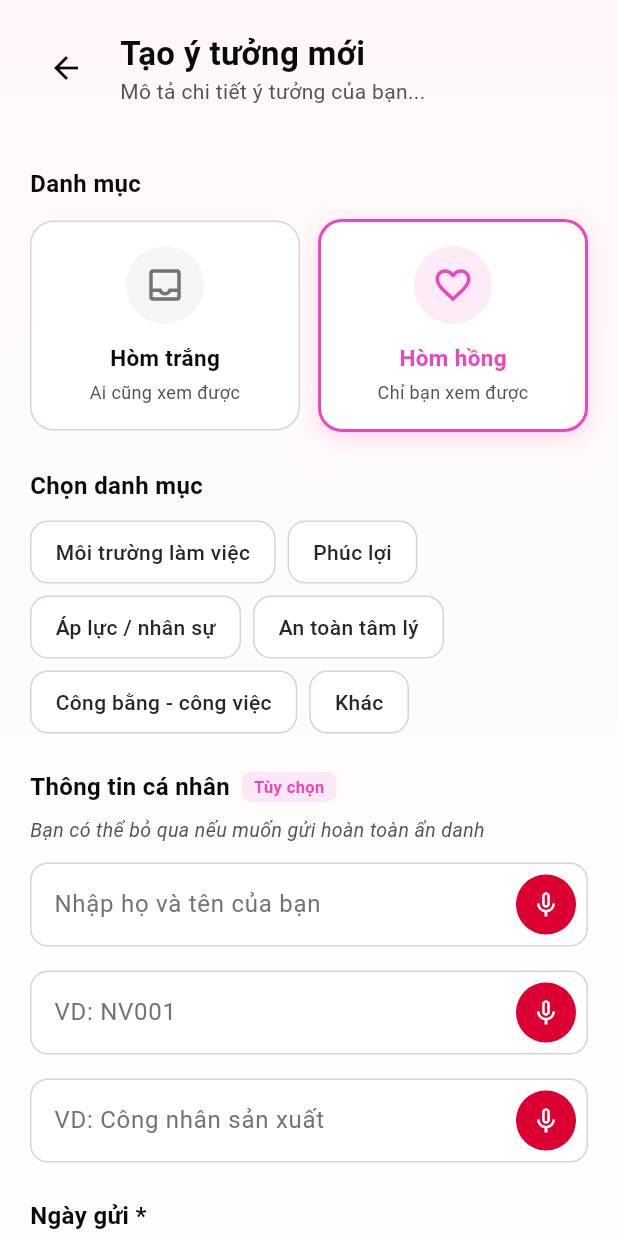
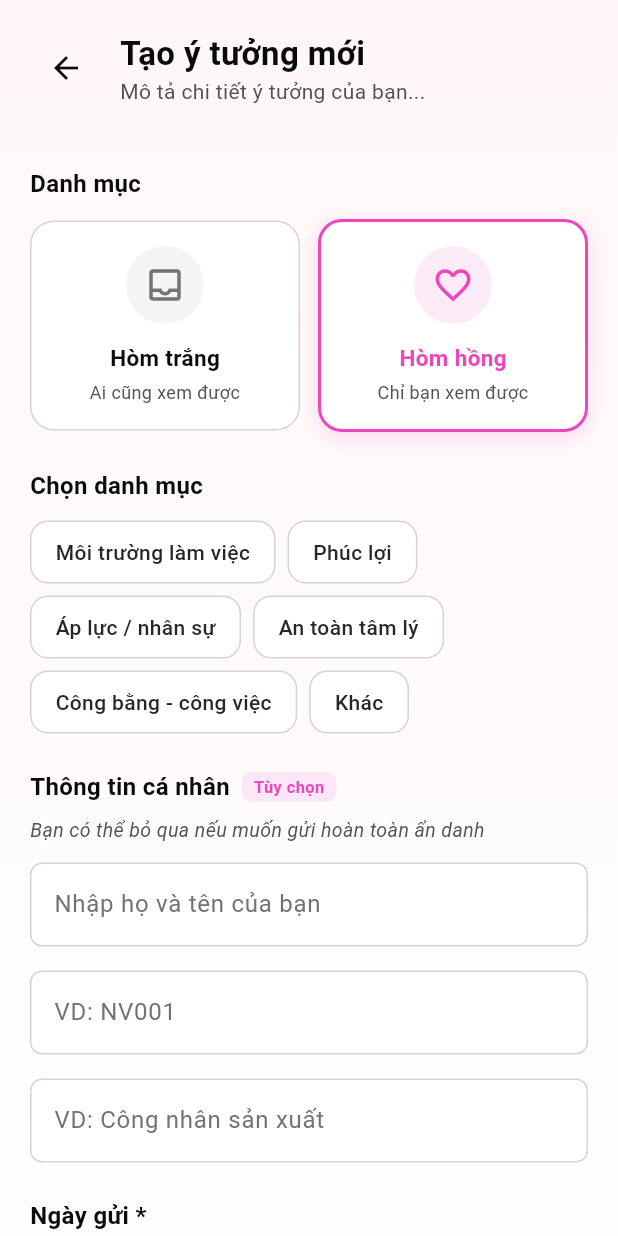
Before and after one commit to Vudangkhoa0910/SmartFactory_CONNECT_App, a Flutter app: the CreateIdeaScreen screen opened directly with empty values, after a tap on "Hòm hồng", on a phone screen of 412 x 824 dp. Run offline on Flutter 3.47's test engine with Material 3 defaults, Android fonts, the phone set to English and light mode, and no system bars; drawn by our look-alikes of toastification; our stand-ins replace audioplayers, camera, carousel_slider, custom_refresh_indicator, flutter_dotenv, flutter_secure_storage and 8 more; missing offline and left inert: flutter_displaymode, mobile_scanner, record; accounts and stored records are empty; network calls fail; project files that could hold a hidden picture were left out.

Commit message:
tuan:auto fill ideascreen

```diff
--- a/lib/screens/idea_box/create_idea_screen.dart
+++ b/lib/screens/idea_box/create_idea_screen.dart
@@ -10,6 +10,7 @@ import '../../widgets/text_field_with_mic.dart';
 import '../../widgets/expanded_text_dialog.dart';
 import '../../components/loading_infinity.dart';
 import '../../utils/toast_utils.dart';
+import '../../services/auth_service.dart';
 
 /// Màn hình tạo góp ý mới
 /// Hỗ trợ cả Hòm thư trắng (công khai) và Hòm thư hồng (ẩn danh)
@@ -34,7 +35,6 @@ class _CreateIdeaScreenState extends State<CreateIdeaScreen> {
   late IdeaBoxType _selectedBoxType;
   IssueType? _selectedIssueType;
   DifficultyLevel? _selectedDifficulty;
-  bool _isAnonymous = false;
   bool _isSubmitting = false;
   List<File> _attachments = [];
   final ImagePicker _picker = ImagePicker();
@@ -44,7 +44,11 @@ class _CreateIdeaScreenState extends State<CreateIdeaScreen> {
   void initState() {
     super.initState();
     _selectedBoxType = widget.initialBoxType;
-    _isAnonymous = _selectedBoxType == IdeaBoxType.pink;
+    if (_selectedBoxType == IdeaBoxType.white) {
+      _prefillPersonalInfo();
+    } else {
+      _clearPersonalInfo();
+    }
   }
 
   @override
@@ -71,6 +75,50 @@ class _CreateIdeaScreenState extends State<CreateIdeaScreen> {
       ),
     );
     setState(() {});
+  }
+
+  void _clearPersonalInfo() {
+    _nameController.clear();
+    _employeeIdController.clear();
+    _positionController.clear();
+  }
+
+  Future<void> _prefillPersonalInfo() async {
+    try {
+      // Ưu tiên lấy profile từ backend để có thông tin mới nhất
+      final profileResult = await AuthService().getProfile();
+      if (mounted && profileResult['success'] == true) {
+        final data = profileResult['data'] as Map<String, dynamic>;
+        setState(() {
+          _nameController.text =
+              data['full_name'] ?? data['fullName'] ?? _nameController.text;
+          _employeeIdController.text =
+              data['employee_code'] ??
+              data['employeeCode'] ??
+              _employeeIdController.text;
+          _positionController.text =
+              data['job_title'] ??
+              data['position'] ??
+              data['role'] ??
+              _positionController.text;
+        });
+        return;
+      }
+
+      // Fallback: lấy thông tin đã lưu cục bộ (sau login)
+      final localInfo = await AuthService().getUserInfo();
+      if (!mounted) return;
+      setState(() {
+        _nameController.text =
+            localInfo['fullName'] ??
+            localInfo['full_name'] ??
+            _nameController.text;
+        _employeeIdController.text =
+            localInfo['username'] ?? _employeeIdController.text;
+      });
+    } catch (_) {
+      // Giữ form trống nếu không lấy được
+    }
   }
 
   @override
@@ -233,8 +281,12 @@ class _CreateIdeaScreenState extends State<CreateIdeaScreen> {
       onTap: () {
         setState(() {
           _selectedBoxType = type;
-          _isAnonymous = type == IdeaBoxType.pink;
         });
+        if (type == IdeaBoxType.white) {
+          _prefillPersonalInfo();
+        } else {
+          _clearPersonalInfo();
+        }
       },
       child: Container(
         padding: const EdgeInsets.all(16),
@@ -411,9 +463,15 @@ class _CreateIdeaScreenState extends State<CreateIdeaScreen> {
         const SizedBox(height: 12),
 
         // Họ và tên
-        TextFieldWithMic(
+        TextFormField(
           controller: _nameController,
-          hintText: 'Nhập họ và tên của bạn',
+          style: const TextStyle(color: AppColors.black),
+          decoration: const InputDecoration(
+            hintText: 'Nhập họ và tên của bạn',
+            hintStyle: TextStyle(color: AppColors.gray400),
+            filled: true,
+            fillColor: AppColors.white,
+          ),
           validator: (value) {
             if (isRequired && (value == null || value.isEmpty)) {
               return 'Vui lòng nhập họ và tên';
@@ -424,9 +482,15 @@ class _CreateIdeaScreenState extends State<CreateIdeaScreen> {
         const SizedBox(height: 16),
 
         // Mã nhân viên
-        TextFieldWithMic(
+        TextFormField(
           controller: _employeeIdController,
-          hintText: 'VD: NV001',
+          style: const TextStyle(color: AppColors.black),
+          decoration: const InputDecoration(
+            hintText: 'VD: NV001',
+            hintStyle: TextStyle(color: AppColors.gray400),
+            filled: true,
+            fillColor: AppColors.white,
+          ),
           validator: (value) {
             if (isRequired && (value == null || value.isEmpty)) {
               return 'Vui lòng nhập mã nhân viên';
@@ -437,9 +501,15 @@ class _CreateIdeaScreenState extends State<CreateIdeaScreen> {
         const SizedBox(height: 16),
 
         // Chức vụ
-        TextFieldWithMic(
+        TextFormField(
           controller: _positionController,
-          hintText: 'VD: Công nhân sản xuất',
+          style: const TextStyle(color: AppColors.black),
+          decoration: const InputDecoration(
+            hintText: 'VD: Công nhân sản xuất',
+            hintStyle: TextStyle(color: AppColors.gray400),
+            filled: true,
+            fillColor: AppColors.white,
+          ),
           validator: (value) {
             if (isRequired && (value == null || value.isEmpty)) {
               return 'Vui lòng nhập chức vụ';
@@ -854,7 +924,7 @@ class _CreateIdeaScreenState extends State<CreateIdeaScreen> {
           );
         }
       }
-    } on Exception catch (e) {
+    } on Exception catch (_) {
       if (mounted) {
         // Kiểm tra nếu là lỗi quyền bị từ chối vĩnh viễn
         Permission permission = source == ImageSource.camera
```
